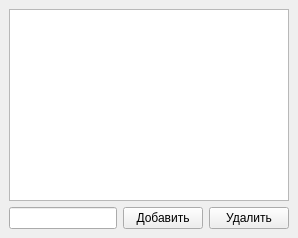
Before: the Qt Designer form mainwindow.ui in first-debug/TaskManager, drawn with Qt 5.
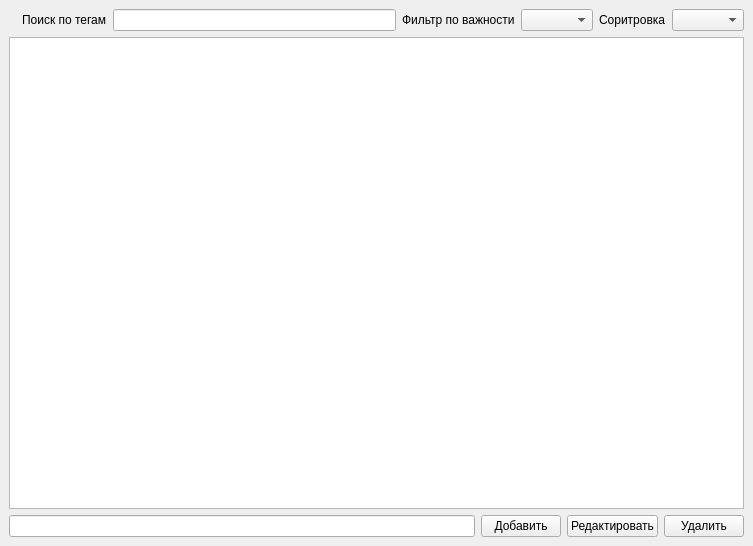
After: the same form once the commit is applied.

The edit to the form file:
```diff
--- a/mainwindow.ui
+++ b/mainwindow.ui
@@ -1,7 +1,60 @@
 <ui version="4.0">
   <widget class="QMainWindow" name="MainWindow">
+  <property name="geometry">
+   <rect>
+    <x>0</x>
+    <y>0</y>
+    <width>753</width>
+    <height>546</height>
+   </rect>
+  </property>
     <widget class="QWidget" name="centralWidget">
       <layout class="QVBoxLayout">
+    <item>
+     <layout class="QHBoxLayout" name="_2" stretch="0,0,0,0,0,0,0">
+      <item>
+       <widget class="QLabel" name="label_3">
+        <property name="text">
+         <string/>
+        </property>
+       </widget>
+      </item>
+      <item>
+       <widget class="QLabel" name="label_4">
+        <property name="text">
+         <string>Поиск по тегам</string>
+        </property>
+       </widget>
+      </item>
+      <item>
+       <widget class="QLineEdit" name="filterTags">
+        <property name="text">
+         <string/>
+        </property>
+       </widget>
+      </item>
+      <item>
+       <widget class="QLabel" name="label">
+        <property name="text">
+         <string>Фильтр по важности</string>
+        </property>
+       </widget>
+      </item>
+      <item>
+       <widget class="QComboBox" name="filterPriority"/>
+      </item>
+      <item>
+       <widget class="QLabel" name="label_2">
+        <property name="text">
+         <string>Соритровка</string>
+        </property>
+       </widget>
+      </item>
+      <item>
+       <widget class="QComboBox" name="sortComboBox"/>
+      </item>
+     </layout>
+    </item>
         <item>
           <widget class="QListWidget" name="taskList"/>
         </item>
@@ -17,6 +70,13 @@
                 </property>
               </widget>
             </item>
+      <item>
+       <widget class="QPushButton" name="editButton">
+        <property name="text">
+         <string>Редактировать</string>
+        </property>
+       </widget>
+      </item>
             <item>
               <widget class="QPushButton" name="removeButton">
                 <property name="text">
```
Left out of the diff: 4 changed lines with no effect on the pictures. Lines whose indentation alone changed are shown as unchanged.
